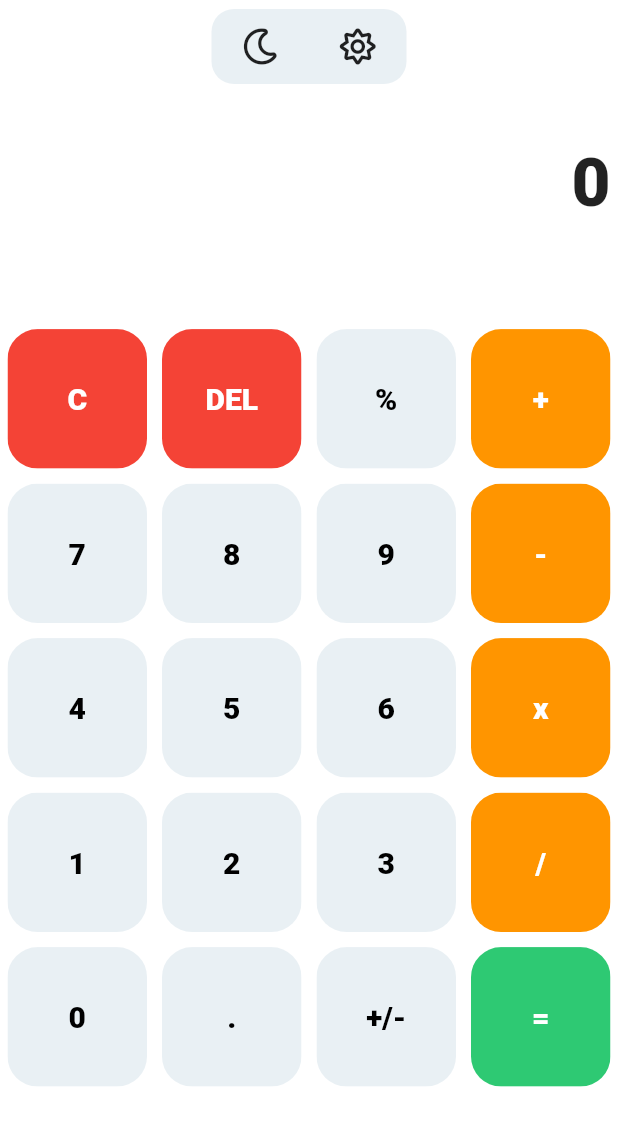
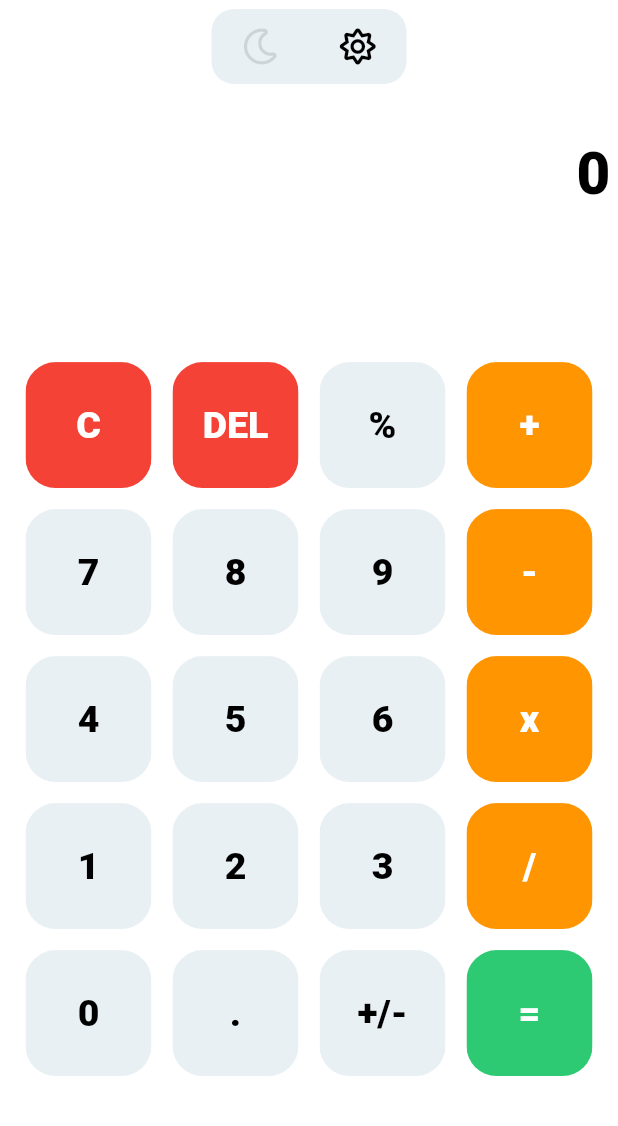
Before and after one commit to wahbi-baklouti7/Calculator-App, a Flutter app: the screen it shows after launch, on a phone screen of 412 x 824 dp. Shown: the top 1126 px of the screen. Run offline on Flutter 3.47's test engine with Material 2 defaults, Android fonts, the phone set to English and light mode, and no system bars; our stand-ins replace font_awesome_flutter, math_expressions.

Commit message:
add dark mode button

```diff
--- a/lib/button.dart
+++ b/lib/button.dart
@@ -6,28 +6,34 @@ class MyButtons extends StatelessWidget {
   final textColor;
   final buttonTap;
 
-  MyButtons({this.buttonText, this.textColor, this.buttonColor,this.buttonTap});
+  MyButtons(
+      {this.buttonText, this.textColor, this.buttonColor, this.buttonTap});
 
   @override
   Widget build(BuildContext context) {
     return GestureDetector(
+
       onTap: buttonTap,
-          child: Padding(
-        padding: const EdgeInsets.all(5.0),
+      child: Padding(
+        padding: const EdgeInsets.all(7.0),
         child: ClipRRect(
+
           borderRadius: BorderRadius.circular(20),
           child: Container(
+
             color: buttonColor,
             child: Center(
               child: Text(
                 buttonText,
                 style: TextStyle(
-                    color: textColor, fontSize: 20, fontWeight: FontWeight.w800),
+                    color: textColor,
+                    fontSize: 25,
+                    fontWeight: FontWeight.w800),
               ),
+
             ),
           ),
         ),
-
       ),
     );
   }
--- a/lib/home_screen.dart
+++ b/lib/home_screen.dart
@@ -11,6 +11,12 @@ class HomeScreen extends StatefulWidget {
 class _HomeScreenState extends State<HomeScreen> {
   String finalResult = "0";
   String equation = "";
+  var buttonColor = Color(0xFFE9F0F4);
+  var buttonTextColor = Colors.black;
+  var backColor = Colors.white;
+  var calcColor = Colors.white;
+  var moonColor = Colors.black12;
+  var sunColor = Colors.black;
 
   List<String> buttons = [
     "C",
@@ -38,7 +44,7 @@ class _HomeScreenState extends State<HomeScreen> {
   @override
   Widget build(BuildContext context) {
     return Scaffold(
-      backgroundColor: Colors.white,
+      backgroundColor: backColor,
       body: SafeArea(
         child: Column(
           children: [
@@ -51,15 +57,34 @@ class _HomeScreenState extends State<HomeScreen> {
                   width: 130,
                   height: 50,
                   decoration: BoxDecoration(
-                      color: Color(0xFFE9F0F4),
+                      color: buttonColor,
                       borderRadius: BorderRadius.circular(15)),
                   child: Row(
                     mainAxisAlignment: MainAxisAlignment.spaceAround,
                     children: [
+                      // dark mode
                       IconButton(
-                          icon: Icon(FontAwesomeIcons.moon), onPressed: () {}),
+                          icon: Icon(
+                            FontAwesomeIcons.moon,
+                            color: moonColor,
+                          ),
+                          onPressed: () {
+                            setState(() {
+                              darkMode();
+                            });
+                          }),
+
+                      // light moon
                       IconButton(
-                          icon: Icon(FontAwesomeIcons.sun), onPressed: () {}),
+                          icon: Icon(
+                            FontAwesomeIcons.sun,
+                            color: sunColor,
+                          ),
+                          onPressed: () {
+                            setState(() {
+                              lightMode();
+                            });
+                          }),
                     ],
                   ),
                 ),
@@ -68,15 +93,17 @@ class _HomeScreenState extends State<HomeScreen> {
             Expanded(
               flex: 1,
               child: Padding(
-                padding: const EdgeInsets.fromLTRB(6, 0, 5, 20),
+                padding: const EdgeInsets.fromLTRB(6, 0, 5, 0),
                 child: Container(
+                  // foregroundDecoration: BoxDecoration(color: resultColor),
+                  color: backColor,
                   alignment: Alignment.topRight,
                   child: Column(
                     crossAxisAlignment: CrossAxisAlignment.end,
                     children: [
                       Text(
                         equation,
-                        style: TextStyle(fontSize: 20, color: Colors.black54),
+                        style: TextStyle(fontSize: 18, color: buttonTextColor),
                         maxLines: 25,
                       ),
                       SizedBox(
@@ -84,7 +111,9 @@ class _HomeScreenState extends State<HomeScreen> {
                       ),
                       Text(finalResult,
                           style: TextStyle(
-                              fontSize: 45, fontWeight: FontWeight.w800)),
+                              color: buttonTextColor,
+                              fontSize: 39,
+                              fontWeight: FontWeight.w800)),
                     ],
                   ),
                 ),
@@ -93,7 +122,13 @@ class _HomeScreenState extends State<HomeScreen> {
             Expanded(
               flex: 4,
               child: Container(
-                padding: EdgeInsets.fromLTRB(0, 0, 0, 0),
+                decoration: BoxDecoration(
+                    borderRadius: BorderRadius.only(
+                        topLeft: Radius.circular(35),
+                        topRight: Radius.circular(35)),
+                    color: calcColor),
+                // color: Colors.black54,
+                padding: EdgeInsets.fromLTRB(10, 20, 10, 0),
                 child: GridView.builder(
                   itemCount: buttons.length,
                   gridDelegate: SliverGridDelegateWithFixedCrossAxisCount(
@@ -146,8 +181,8 @@ class _HomeScreenState extends State<HomeScreen> {
                     } else if (index == 18) {
                       return MyButtons(
                         buttonText: buttons[index],
-                        textColor: Colors.black,
-                        buttonColor: Color(0xFFE9F0F4),
+                        textColor: buttonTextColor,
+                        buttonColor: buttonColor,
                         buttonTap: () {
                           setState(() {
                             plusMinus();
@@ -159,8 +194,8 @@ class _HomeScreenState extends State<HomeScreen> {
                     } else if (index == 2) {
                       return MyButtons(
                         buttonText: buttons[index],
-                        textColor: Colors.black,
-                        buttonColor: Color(0xFFE9F0F4),
+                        textColor: buttonTextColor,
+                        buttonColor: buttonColor,
                         buttonTap: () {
                           setState(() {
                             percent();
@@ -168,16 +203,16 @@ class _HomeScreenState extends State<HomeScreen> {
                         },
                       );
 
-                      // divide button
+
                     }
                     return MyButtons(
                       buttonText: buttons[index],
                       buttonColor: isOperator(buttons[index])
                           ? Color(0xFFFF9500)
-                          : Color(0xFFE9F0F4),
+                          : buttonColor,
                       textColor: isOperator(buttons[index])
                           ? Colors.white
-                          : Colors.black,
+                          : buttonTextColor,
                       buttonTap: () {
                         setState(() {
                           equation += buttons[index];
@@ -213,7 +248,7 @@ class _HomeScreenState extends State<HomeScreen> {
       Parser p = Parser();
       Expression exp = p.parse(finalEquation);
       double result = exp.evaluate(EvaluationType.REAL, null);
-      finalResult = result.toString();
+      finalResult = result.toString().substring(0,16);
     }
   }
 
@@ -278,4 +313,22 @@ class _HomeScreenState extends State<HomeScreen> {
     }
     return lastOperatorIndex;
   }
+
+  void darkMode() {
+    buttonColor = Colors.black87;
+    buttonTextColor = Colors.white;
+    backColor = Color(0xFF2B2F37);
+    calcColor = Color(0xFF22252D);
+    moonColor = Colors.white;
+    sunColor = Colors.white12;
+  }
+
+  void lightMode() {
+    buttonColor = Color(0xFFE9F0F4);
+    buttonTextColor = Colors.black;
+    backColor = Colors.white;
+    calcColor = Colors.white;
+    moonColor = Colors.black12;
+    sunColor = Colors.black;
+  }
 }
```
